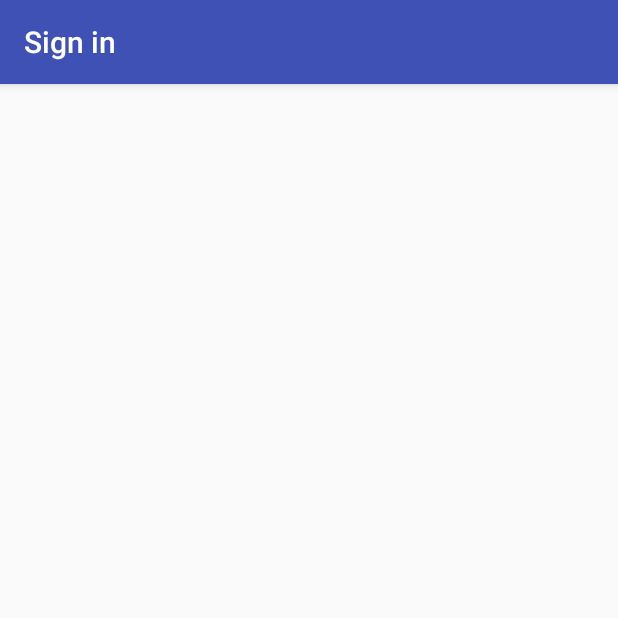
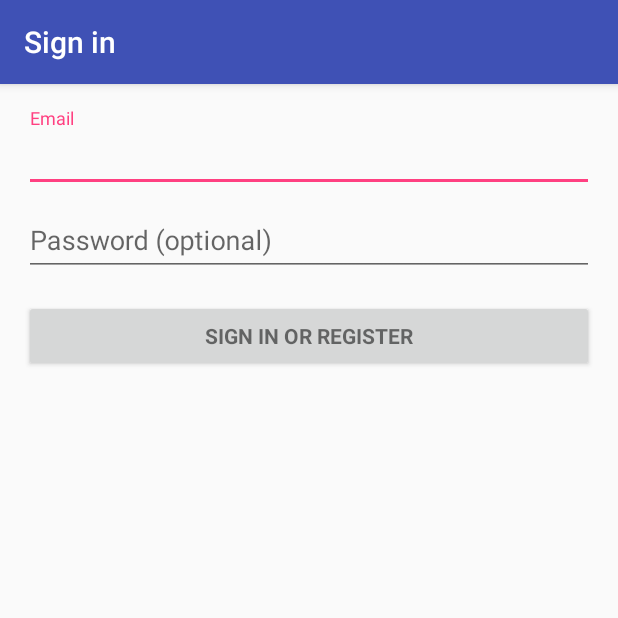
Before and after one commit to Rogielgit/OrBus, an Android app: the screen it shows after launch (LoginActivity), on a phone screen of 412 x 824 dp, the top half of it. Run offline under Robolectric (Android 15) with nearby library versions, the phone set to English and light mode, and no system bars; our stand-ins replace Firebase (no records; nobody signed in at launch, a user with empty details on screens opened directly); 2 statements that could not run were skipped.

Commit message:
Estou arrumando o login com o firebase

```diff
--- a/app/src/main/java/orbus/example/computeiro/orbus/LoginActivity.java
+++ b/app/src/main/java/orbus/example/computeiro/orbus/LoginActivity.java
@@ -41,7 +41,7 @@ import static android.Manifest.permission.READ_CONTACTS;
 /**
  * A login screen that offers login via email/password.
  */
-public class LoginActivity extends AppCompatActivity implements LoaderCallbacks<Cursor> {
+public class LoginActivity extends AppCompatActivity implements LoaderCallbacks <Cursor>{
 
     /**
      * Id to identity READ_CONTACTS permission request.
@@ -108,10 +108,41 @@ public class LoginActivity extends AppCompatActivity implements LoaderCallbacks<
 
     @Override
     protected void onCreate(Bundle savedInstanceState) {
+        super.onCreate(savedInstanceState);
+        setContentView(R.layout.activity_login);
         // ...
         mAuth = FirebaseAuth.getInstance();
 
+
+        mEmailView = (AutoCompleteTextView) findViewById(R.id.email);
+        populateAutoComplete();
+
+        mPasswordView = (EditText) findViewById(R.id.password);
+        mPasswordView.setOnEditorActionListener(new TextView.OnEditorActionListener() {
+            @Override
+            public boolean onEditorAction(TextView textView, int id, KeyEvent keyEvent) {
+                if (id == R.id.login || id == EditorInfo.IME_NULL) {
+                    attemptLogin();
+                    return true;
+                }
+                return false;
+            }
+        });
+
+        Button mEmailSignInButton = (Button) findViewById(R.id.email_sign_in_button);
+        mEmailSignInButton.setOnClickListener(new OnClickListener() {
+            @Override
+            public void onClick(View view) {
+                attemptLogin();
+            }
+        });
+
+        mLoginFormView = findViewById(R.id.login_form);
+        mProgressView = findViewById(R.id.login_progress);
+
         mAuthListener = new FirebaseAuth.AuthStateListener() {
+
+
             @Override
             public void onAuthStateChanged(@NonNull FirebaseAuth firebaseAuth) {
                 FirebaseUser user = firebaseAuth.getCurrentUser();
@@ -141,6 +172,7 @@ public class LoginActivity extends AppCompatActivity implements LoaderCallbacks<
             mAuth.removeAuthStateListener(mAuthListener);
         }
     }
+
     private void populateAutoComplete() {
         if (!mayRequestContacts()) {
             return;
@@ -148,6 +180,8 @@ public class LoginActivity extends AppCompatActivity implements LoaderCallbacks<
 
         getLoaderManager().initLoader(0, null, this);
     }
+
+
 
     private boolean mayRequestContacts() {
         if (Build.VERSION.SDK_INT < Build.VERSION_CODES.M) {
@@ -393,4 +427,4 @@ public class LoginActivity extends AppCompatActivity implements LoaderCallbacks<
             showProgress(false);
         }
     }
-}
+    }
```
Also changed, not shown: 1 other file.
